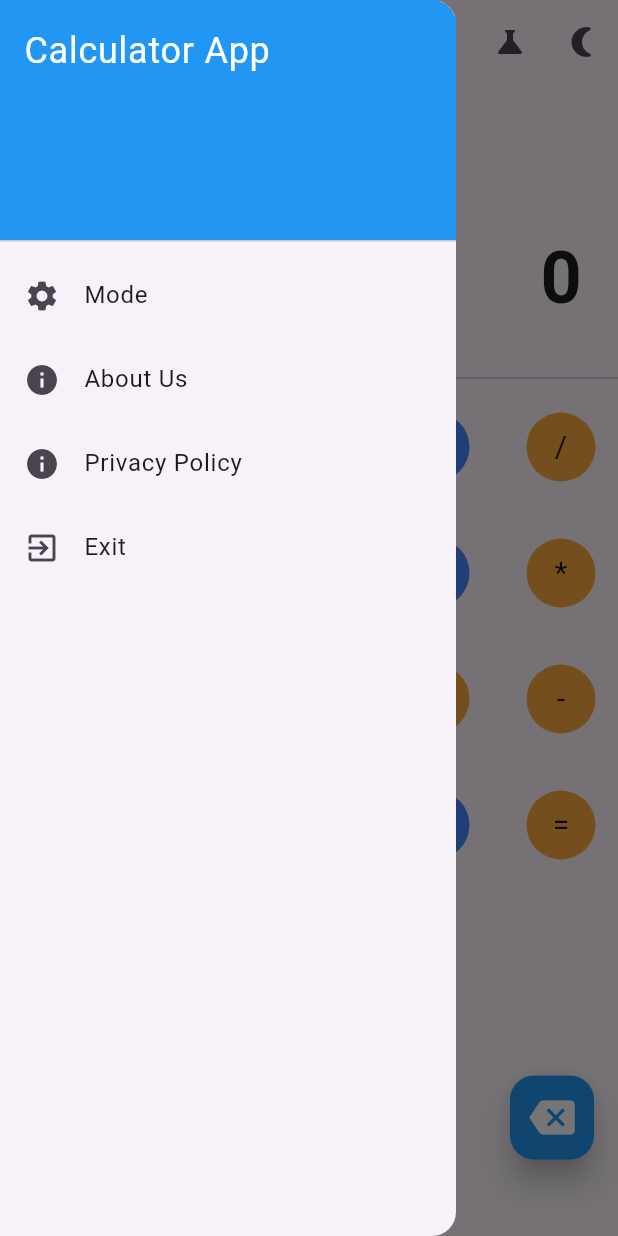
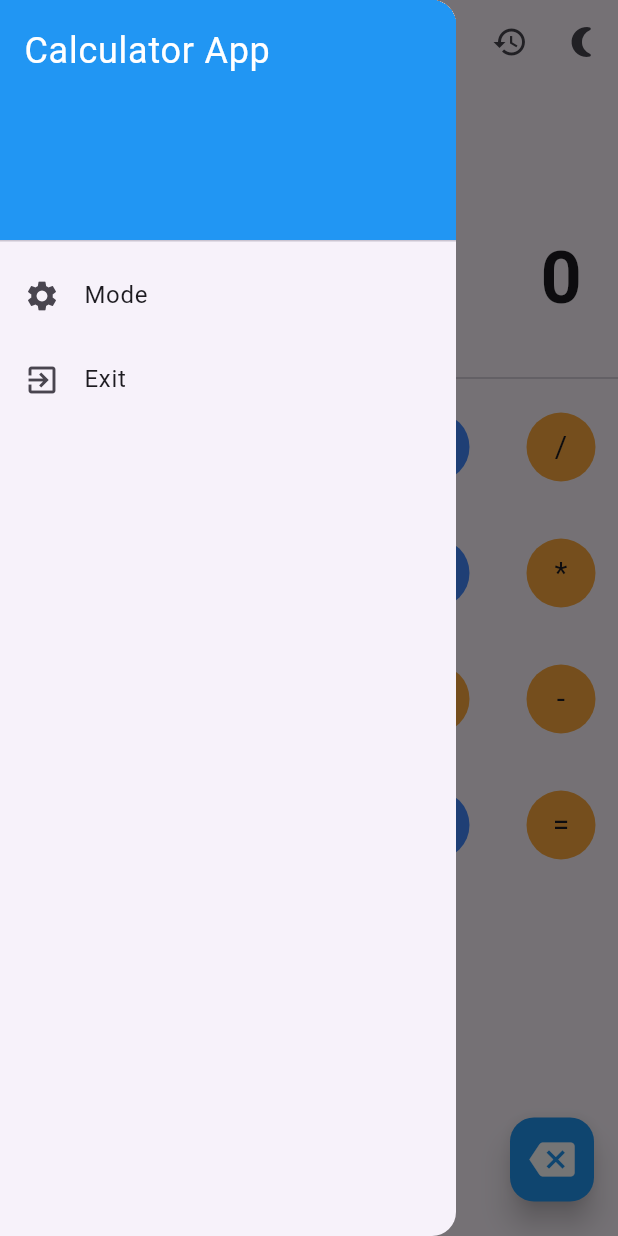
Before and after one commit to Abhi98989/calculator_Apps, a Flutter app: the screen it shows after launch, with the side drawer open, on a phone screen of 412 x 824 dp. Run offline on Flutter 3.47's test engine with Material 3 defaults, Android fonts, the phone set to English and light mode, and no system bars; our stand-ins replace go_router, iconsax; missing offline and left inert: expressions.

Commit message:
complite code

```diff
--- a/lib/drawer/drawer_screen.dart
+++ b/lib/drawer/drawer_screen.dart
@@ -39,20 +39,20 @@ class AppDrawer extends StatelessWidget {
               context.go('/ModeScreen'); // Navigate to mode screen
             },
           ),
-          ListTile(
-            leading: const Icon(Icons.info),
-            title: const Text('About Us'),
-            onTap: () {
-              context.go('/AboutUsPageScreen'); // Navigate to about us page
-            },
-          ),
-          ListTile(
-            leading: const Icon(Icons.info),
-            title: const Text('Privacy Policy'),
-            onTap: () {
-              context.go('/PrivacyPolicyScreen'); // Navigate to about us page
-            },
-          ),
+          // ListTile(
+          //   leading: const Icon(Icons.info),
+          //   title: const Text('About Us'),
+          //   onTap: () {
+          //     context.go('/AboutUsPageScreen'); // Navigate to about us page
+          //   },
+          // ),
+          // ListTile(
+          //   leading: const Icon(Icons.info),
+          //   title: const Text('Privacy Policy'),
+          //   onTap: () {
+          //     context.go('/PrivacyPolicyScreen'); // Navigate to about us page
+          //   },
+          // ),
           ListTile(
             leading: const Icon(Icons.exit_to_app),
             title: const Text('Exit'),
--- a/lib/screen/calculatorScreen.dart
+++ b/lib/screen/calculatorScreen.dart
@@ -3,6 +3,7 @@ import 'package:calculator_app/button/backspace_button.dart';
 import 'package:calculator_app/button/button_grid.dart';
 import 'package:calculator_app/drawer/drawer_screen.dart';
 import 'package:calculator_app/drawer/storage/storage_screen.dart';
+import 'package:calculator_app/scientific/second_screen.dart';
 import 'package:flutter/material.dart';
 import 'package:go_router/go_router.dart';
 
@@ -149,6 +150,18 @@ class _CalculatorScreenState extends State<CalculatorScreen> {
               context.go('/CalculatorApp');
             },
           ),
+           IconButton(
+            icon: const Icon(Icons.history),
+            onPressed: () {
+              // Navigate to HistoryScreen to show the calculation history
+              Navigator.push(
+                context,
+                MaterialPageRoute(
+                  builder: (context) => HistoryScreen(history: calculationHistory),
+                ),
+              );
+            },
+          ),
           IconButton(
             icon: const Icon(Icons.nightlight_round),
             onPressed: widget.toggleTheme,
@@ -183,19 +196,19 @@ class _CalculatorScreenState extends State<CalculatorScreen> {
             padding: const EdgeInsets.only(right: 8.0), // Padding to avoid edge collision
             child: Padding(
               padding: const EdgeInsets.all(35.0),
-              child: FloatingActionButton(
-                heroTag: 'history',
-                onPressed: () {
-                  // Navigate to StorageScreen with the history
-                  Navigator.push(
-                    context,
-                    MaterialPageRoute(
-                      builder: (context) => StorageScreen(calculationHistory: calculationHistory),
-                    ),
-                  );
-                },
-                child: const Icon(Icons.history),
-              ),
+              // child: FloatingActionButton(
+              //   heroTag: 'history',
+              //   onPressed: () {
+              //     // Navigate to StorageScreen with the history
+              //     Navigator.push(
+              //       context,
+              //       MaterialPageRoute(
+              //         builder: (context) => StorageScreen(calculationHistory: calculationHistory),
+              //       ),
+              //     );
+              //   },
+              //   child: const Icon(Icons.history),
+              // ),
             ),
           ),
           // Backspace button
```
Also changed, not shown: lib/drawer/privacy policy/privacypolicy_screen.dart (+7 -0 lines).
